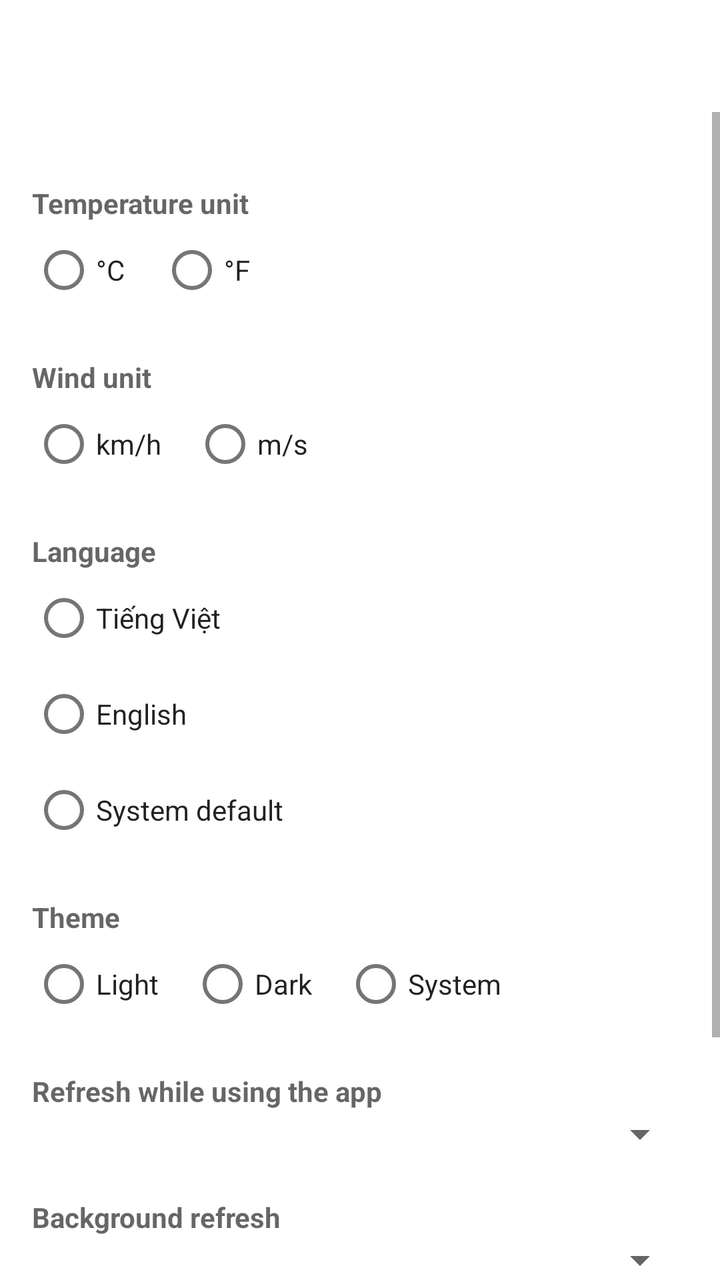
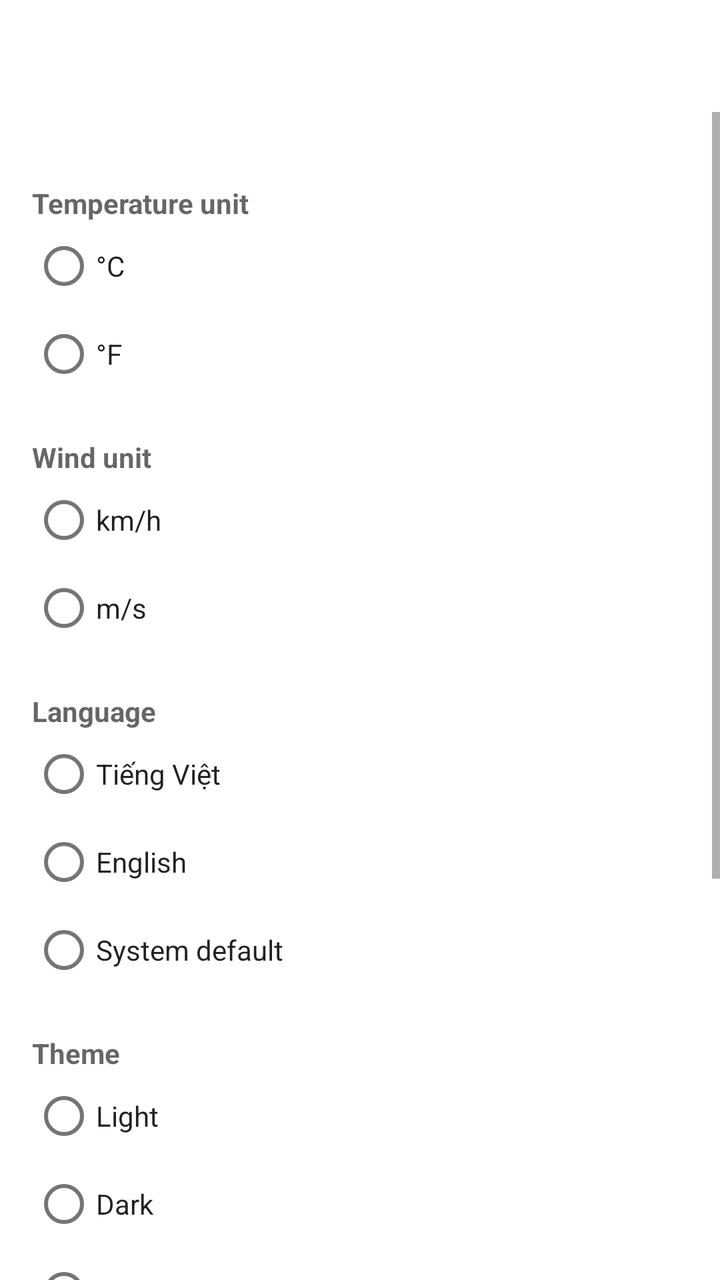

Two renders of the same Android screen: before a commit and after it. Below are the layout's source before the change and the commit's diff.
<!-- AndroidManifest.xml: application theme Theme.VNWeather -->
<!-- res/layout/activity_settings.xml -->
<?xml version="1.0" encoding="utf-8"?>
<LinearLayout xmlns:android="http://schemas.android.com/apk/res/android"
    android:layout_width="match_parent"
    android:layout_height="match_parent"
    android:orientation="vertical"
    android:background="?attr/colorSurface">

    <androidx.appcompat.widget.Toolbar
        android:id="@+id/toolbar"
        android:layout_width="match_parent"
        android:layout_height="?attr/actionBarSize" />

    <ScrollView
        android:layout_width="match_parent"
        android:layout_height="match_parent">

        <LinearLayout
            android:layout_width="match_parent"
            android:layout_height="wrap_content"
            android:orientation="vertical"
            android:padding="16dp">

            <TextView style="@style/SettingsHeader" android:text="@string/temperature_unit" />
            <RadioGroup
                android:id="@+id/groupTemperature"
                android:layout_width="match_parent"
                android:layout_height="wrap_content"
                android:orientation="horizontal">
                <RadioButton android:id="@+id/radioCelsius" style="@style/SettingsRadio" android:text="@string/unit_celsius" />
                <RadioButton android:id="@+id/radioFahrenheit" style="@style/SettingsRadio" android:text="@string/unit_fahrenheit" />
            </RadioGroup>

            <TextView style="@style/SettingsHeader" android:text="@string/wind_unit" />
            <RadioGroup
                android:id="@+id/groupWind"
                android:layout_width="match_parent"
                android:layout_height="wrap_content"
                android:orientation="horizontal">
                <RadioButton android:id="@+id/radioKmh" style="@style/SettingsRadio" android:text="@string/unit_kmh" />
                <RadioButton android:id="@+id/radioMs" style="@style/SettingsRadio" android:text="@string/unit_ms" />
            </RadioGroup>

            <TextView style="@style/SettingsHeader" android:text="@string/language" />
            <RadioGroup
                android:id="@+id/groupLanguage"
                android:layout_width="match_parent"
                android:layout_height="wrap_content"
                android:orientation="vertical">
                <RadioButton android:id="@+id/radioVietnamese" style="@style/SettingsRadio" android:text="@string/language_vietnamese" />
                <RadioButton android:id="@+id/radioEnglish" style="@style/SettingsRadio" android:text="@string/language_english" />
                <RadioButton android:id="@+id/radioSystemLanguage" style="@style/SettingsRadio" android:text="@string/language_system" />
            </RadioGroup>

            <TextView style="@style/SettingsHeader" android:text="@string/theme" />
            <RadioGroup
                android:id="@+id/groupTheme"
                android:layout_width="match_parent"
                android:layout_height="wrap_content"
                android:orientation="horizontal">
                <RadioButton android:id="@+id/radioLight" style="@style/SettingsRadio" android:text="@string/theme_light" />
                <RadioButton android:id="@+id/radioDark" style="@style/SettingsRadio" android:text="@string/theme_dark" />
                <RadioButton android:id="@+id/radioSystemTheme" style="@style/SettingsRadio" android:text="@string/theme_system" />
            </RadioGroup>

            <TextView style="@style/SettingsHeader" android:text="@string/refresh_interval" />
            <Spinner
                android:id="@+id/spinnerRefresh"
                android:layout_width="match_parent"
                android:layout_height="wrap_content" />

            <TextView style="@style/SettingsHeader" android:text="@string/background_refresh" />
            <Spinner
                android:id="@+id/spinnerBackground"
                android:layout_width="match_parent"
                android:layout_height="wrap_content" />

            <TextView
                android:id="@+id/rowDiagnostics"
                android:layout_width="match_parent"
                android:layout_height="wrap_content"
                android:layout_marginTop="24dp"
                android:background="?attr/selectableItemBackground"
                android:paddingTop="16dp"
                android:paddingBottom="16dp"
                android:textSize="16sp"
                android:textColor="?android:attr/textColorPrimary"
                android:text="@string/diagnostics" />

            <TextView
                android:id="@+id/rowAbout"
                android:layout_width="match_parent"
                android:layout_height="wrap_content"
                android:layout_marginTop="4dp"
                android:background="?attr/selectableItemBackground"
                android:paddingTop="16dp"
                android:paddingBottom="16dp"
                android:textSize="16sp"
                android:textColor="?android:attr/textColorPrimary"
                android:text="@string/about" />
        </LinearLayout>
    </ScrollView>
</LinearLayout>
<!-- resources referenced by this layout -->
<resources>
  <string name="about">About</string>
  <string name="background_refresh">Background refresh</string>
  <string name="diagnostics">Connection diagnostics</string>
  <string name="language">Language</string>
  <string name="language_english">English</string>
  <string name="language_system">System default</string>
  <string name="language_vietnamese">Tiếng Việt</string>
  <string name="refresh_interval">Refresh while using the app</string>
  <string name="temperature_unit">Temperature unit</string>
  <string name="theme">Theme</string>
  <string name="theme_dark">Dark</string>
  <string name="theme_light">Light</string>
  <string name="theme_system">System</string>
  <string name="unit_celsius">°C</string>
  <string name="unit_fahrenheit">°F</string>
  <string name="unit_kmh">km/h</string>
  <string name="unit_ms">m/s</string>
  <string name="wind_unit">Wind unit</string>
  <style name="SettingsHeader">
          <item name="android:layout_width">match_parent</item>
          <item name="android:layout_height">wrap_content</item>
          <item name="android:layout_marginTop">20dp</item>
          <item name="android:textSize">14sp</item>
          <item name="android:textStyle">bold</item>
          <item name="android:textColor">?android:attr/textColorSecondary</item>
      </style>
  <style name="SettingsRadio">
          <item name="android:layout_width">wrap_content</item>
          <item name="android:layout_height">wrap_content</item>
          <item name="android:layout_marginEnd">16dp</item>
          <item name="android:textColor">?android:attr/textColorPrimary</item>
      </style>
  <style name="Theme.VNWeather" parent="Theme.MaterialComponents.DayNight.NoActionBar">
          <item name="colorPrimary">@color/sky_blue</item>
          <item name="colorPrimaryDark">@color/sky_blue_dark</item>
          <item name="colorAccent">@color/accent</item>
          <item name="android:windowBackground">?attr/colorSurface</item>
      </style>
  <color name="sky_blue">#FF1E88E5</color>
  <color name="sky_blue_dark">#FF1565C0</color>
  <color name="accent">#FFFFB300</color>
</resources>

<!-- the commit's change to res/layout/activity_settings.xml (unified diff, before → after) -->
@@ -25,7 +25,7 @@
                 android:id="@+id/groupTemperature"
                 android:layout_width="match_parent"
                 android:layout_height="wrap_content"
-                android:orientation="horizontal">
+                android:orientation="vertical">
                 <RadioButton android:id="@+id/radioCelsius" style="@style/SettingsRadio" android:text="@string/unit_celsius" />
                 <RadioButton android:id="@+id/radioFahrenheit" style="@style/SettingsRadio" android:text="@string/unit_fahrenheit" />
             </RadioGroup>
@@ -35,7 +35,7 @@
                 android:id="@+id/groupWind"
                 android:layout_width="match_parent"
                 android:layout_height="wrap_content"
-                android:orientation="horizontal">
+                android:orientation="vertical">
                 <RadioButton android:id="@+id/radioKmh" style="@style/SettingsRadio" android:text="@string/unit_kmh" />
                 <RadioButton android:id="@+id/radioMs" style="@style/SettingsRadio" android:text="@string/unit_ms" />
             </RadioGroup>
@@ -56,7 +56,7 @@
                 android:id="@+id/groupTheme"
                 android:layout_width="match_parent"
                 android:layout_height="wrap_content"
-                android:orientation="horizontal">
+                android:orientation="vertical">
                 <RadioButton android:id="@+id/radioLight" style="@style/SettingsRadio" android:text="@string/theme_light" />
                 <RadioButton android:id="@+id/radioDark" style="@style/SettingsRadio" android:text="@string/theme_dark" />
                 <RadioButton android:id="@+id/radioSystemTheme" style="@style/SettingsRadio" android:text="@string/theme_system" />
<!-- resource entries referenced after the edit -->
@@ -27,7 +27,8 @@
           <item name="android:textColor">?android:attr/textColorSecondary</item>
       </style>
   <style name="SettingsRadio">
-          <item name="android:layout_width">wrap_content</item>
+          <item name="android:layout_width">match_parent</item>
+          <item name="android:minHeight">44dp</item>
           <item name="android:layout_height">wrap_content</item>
           <item name="android:layout_marginEnd">16dp</item>
           <item name="android:textColor">?android:attr/textColorPrimary</item>
